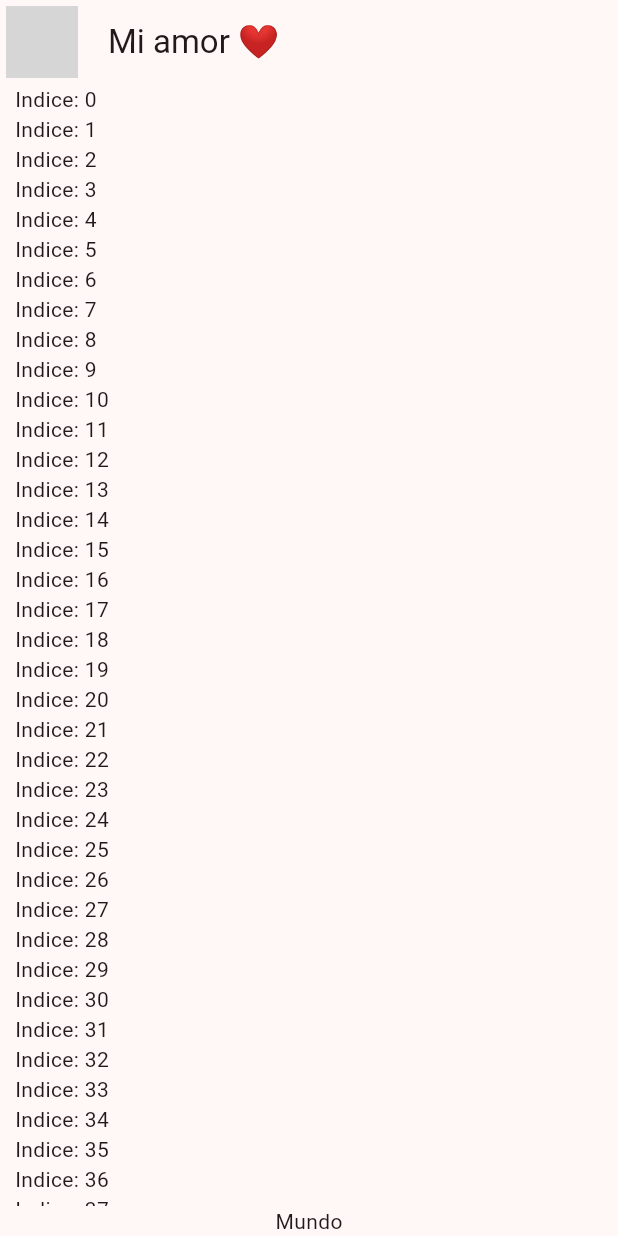
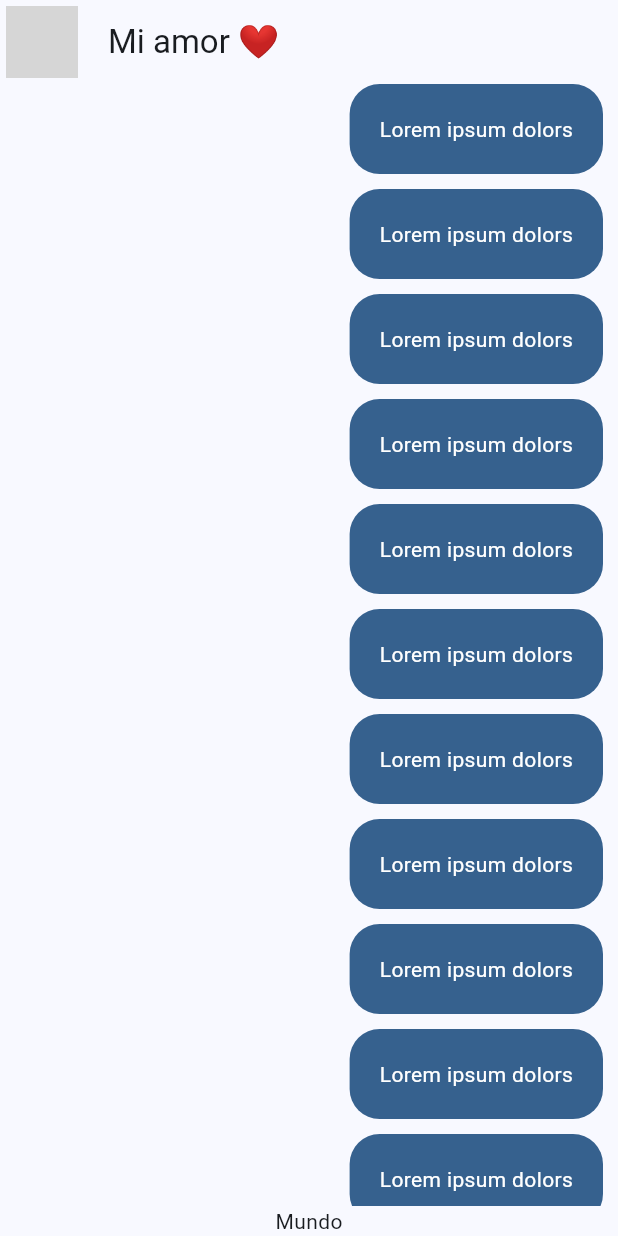
Before and after one commit to luiseduardovb/yes-no-app, a Flutter app: the screen it shows after launch, on a phone screen of 412 x 824 dp. Run offline on Flutter 3.47's test engine with Material 2 defaults, Android fonts, the phone set to English and light mode, and no system bars; network calls fail; grey boxes are pictures that could not be loaded.

Commit message:
Restructrue andd add message bubble widget

```diff
--- a/lib/main.dart
+++ b/lib/main.dart
@@ -1,6 +1,6 @@
 import 'package:flutter/material.dart';
 import 'package:yes_no_app/config/theme/app_theme.dart';
-import 'package:yes_no_app/presentation/chat/chat_screen.dart';
+import 'package:yes_no_app/presentation/screens/chat/chat_screen.dart';
 
 void main() => runApp(const MyApp());
 
@@ -12,7 +12,7 @@ class MyApp extends StatelessWidget {
     return MaterialApp(
         title: 'Yes No App',
         debugShowCheckedModeBanner: false,
-        theme: AppTheme(selectedColor: 6).theme(),
+        theme: AppTheme(selectedColor: 1).theme(),
         home: const ChatScreen());
   }
 }
--- a/lib/presentation/chat/chat_screen.dart
+++ b/lib/presentation/screens/chat/chat_screen.dart
@@ -1,4 +1,5 @@
 import 'package:flutter/material.dart';
+import 'package:yes_no_app/presentation/widgets/chat/my_message_bubble.dart';
 
 class ChatScreen extends StatelessWidget {
   const ChatScreen({super.key});
@@ -34,7 +35,7 @@ class _ChatView extends StatelessWidget {
                 child: ListView.builder(
                     itemCount: 100,
                     itemBuilder: (context, index) {
-                      return Text('Indice: $index');
+                      return const MyMessageBubble();
                     })),
             const Text('Mundo')
           ],
--- /dev/null
+++ b/lib/presentation/widgets/chat/my_message_bubble.dart
@@ -0,0 +1,28 @@
+import 'package:flutter/material.dart';
+
+class MyMessageBubble extends StatelessWidget {
+  const MyMessageBubble({super.key});
+
+  @override
+  Widget build(BuildContext context) {
+    final colors = Theme.of(context).colorScheme;
+
+    return Column(
+      crossAxisAlignment: CrossAxisAlignment.end,
+      children: [
+        Container(
+          decoration: BoxDecoration(
+              color: colors.primary, borderRadius: BorderRadius.circular(20)),
+          child: const Padding(
+            padding: EdgeInsets.symmetric(horizontal: 20, vertical: 20),
+            child: Text(
+              'Lorem ipsum dolors',
+              style: TextStyle(color: Colors.white),
+            ),
+          ),
+        ),
+        const SizedBox(height: 10)
+      ],
+    );
+  }
+}
```
